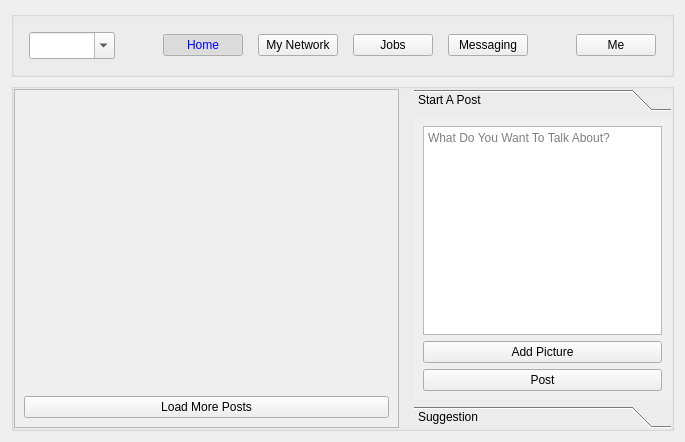
Qt form Forms/home.ui (Sobrah/Linkedin) before a commit.
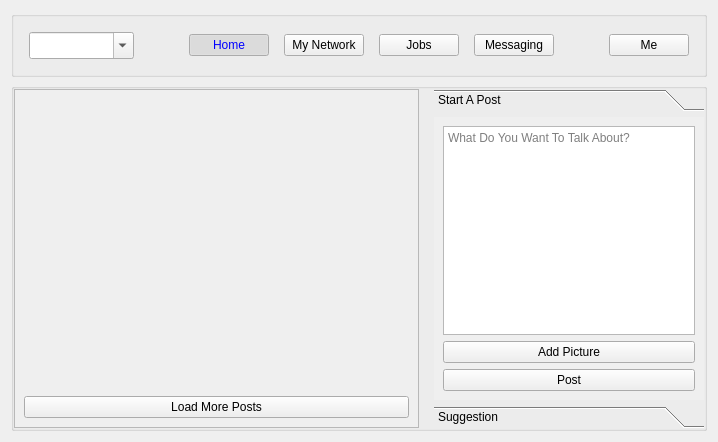
The same form after that commit.

Patch:
```diff
--- a/Forms/home.ui
+++ b/Forms/home.ui
@@ -6,7 +6,7 @@
    <rect>
     <x>0</x>
     <y>0</y>
-    <width>685</width>
+    <width>718</width>
     <height>442</height>
    </rect>
   </property>
@@ -193,8 +193,8 @@
           <rect>
            <x>0</x>
            <y>0</y>
-           <width>388</width>
-           <height>355</height>
+           <width>405</width>
+           <height>344</height>
           </rect>
          </property>
          <layout class="QVBoxLayout" name="postContentsLayout">
@@ -235,8 +235,8 @@
           <rect>
            <x>0</x>
            <y>0</y>
-           <width>260</width>
-           <height>297</height>
+           <width>272</width>
+           <height>276</height>
           </rect>
          </property>
          <attribute name="label">
```
Left out of the diff: 32 changed lines with no effect on the pictures.
